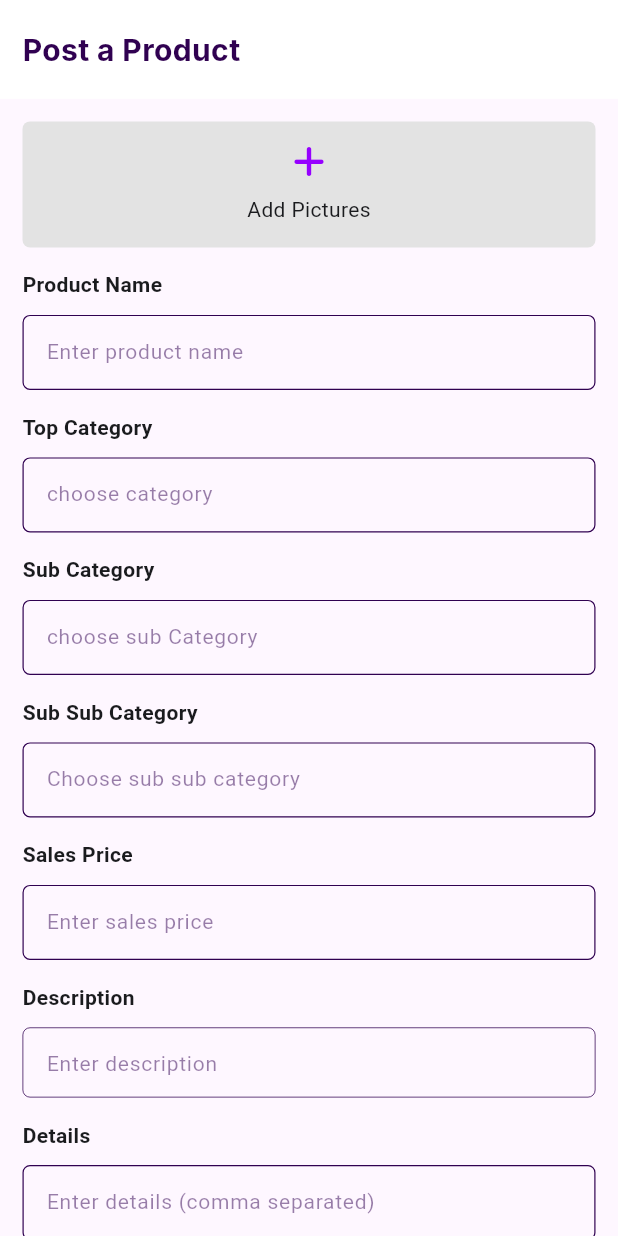
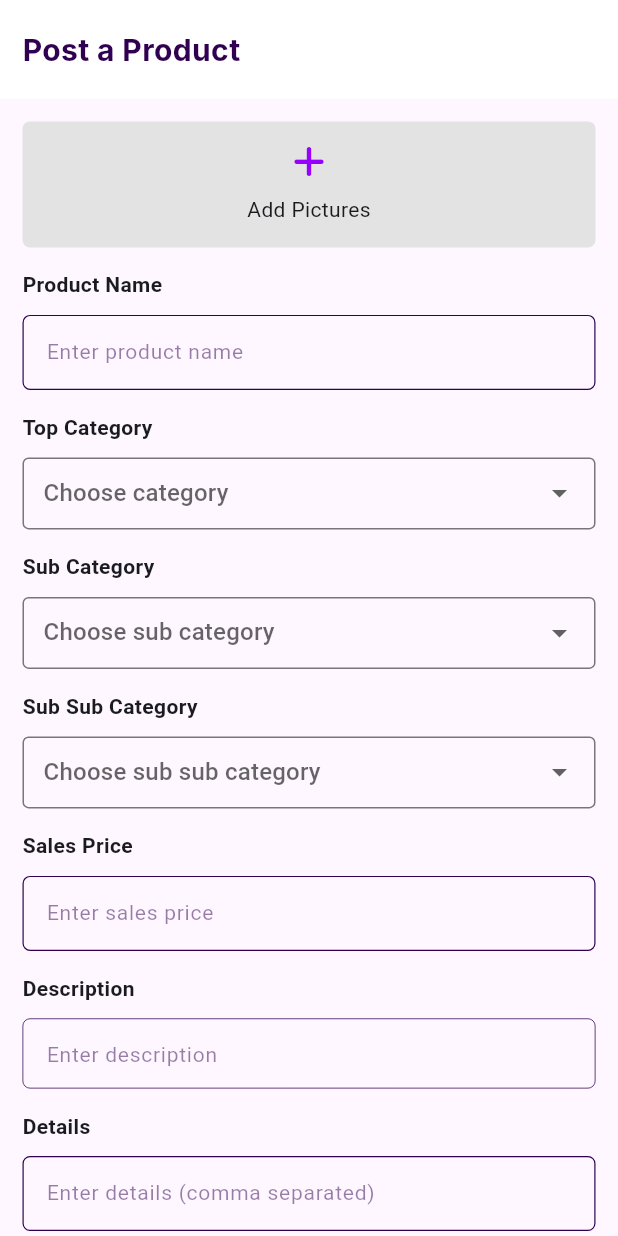
Before and after one commit to Ebenezerkifle/marchant, a Flutter app: the PostView screen opened by its route, on a phone screen of 412 x 824 dp. Run offline on Flutter 3.47's test engine with Material 3 defaults, Android fonts, the light colour scheme and no system bars; our stand-ins replace font_awesome_flutter, shared_preferences, stacked, stacked_services, stacked_shared; accounts and stored records are empty; Roboto replaces fonts that are missing (Inter).

Commit message:
updating manufacturors on postview

```diff
--- a/lib/ui/views/manufacturer/manu_home/manu_home_view.dart
+++ b/lib/ui/views/manufacturer/manu_home/manu_home_view.dart
@@ -7,7 +7,7 @@ import 'package:stacked/stacked.dart';
 import 'manu_home_viewmodel.dart';
 
 class ManuHomeView extends StackedView<ManuHomeViewModel> {
-  const ManuHomeView({Key? key}) : super(key: key);
+  const ManuHomeView({super.key});
 
   @override
   Widget builder(
--- a/lib/ui/views/manufacturer/post/post_view.dart
+++ b/lib/ui/views/manufacturer/post/post_view.dart
@@ -1,133 +1,3 @@
-// import 'package:flutter/material.dart';
-// import 'package:font_awesome_flutter/font_awesome_flutter.dart';
-// import 'package:marchant/ui/common/app_colors.dart';
-// import 'package:marchant/ui/common/app_text_style.dart';
-// import 'package:marchant/ui/common/ui_helpers.dart';
-// import 'package:marchant/ui/views/widgets/custome_button.dart';
-// import 'package:marchant/ui/views/widgets/custome_form_field.dart';
-// import 'package:marchant/ui/views/widgets/input_field.dart';
-// import 'package:stacked/stacked.dart';
-
-// import '../../widgets/custome_app_bar.dart';
-// import 'post_viewmodel.dart';
-
-// class PostView extends StackedView<PostViewModel> {
-//   const PostView({Key? key}) : super(key: key);
-
-//   @override
-//   Widget builder(
-//     BuildContext context,
-//     PostViewModel viewModel,
-//     Widget? child,
-//   ) {
-//     return Scaffold(
-//         body: SafeArea(
-//       top: true,
-//       child: Column(
-//         children: [
-//           CustomeAppBar(title: 'Post a Product', back: false),
-//           Expanded(
-//             child: SingleChildScrollView(
-//               child: Padding(
-//                 padding: const EdgeInsets.symmetric(horizontal: middleSize),
-//                 child: Column(
-//                   children: [
-//                     verticalSpaceMiddle,
-//                     Container(
-//                       //height: screenWidth(context) * .25,
-//                       padding: const EdgeInsets.symmetric(vertical: middleSize),
-//                       width: double.infinity,
-//                       decoration: BoxDecoration(
-//                         borderRadius: BorderRadius.circular(5),
-//                         color: kcVeryLightGrey,
-//                       ),
-//                       child: const Column(
-//                         crossAxisAlignment: CrossAxisAlignment.center,
-//                         mainAxisAlignment: MainAxisAlignment.center,
-//                         children: [
-//                           Icon(
-//                             FontAwesomeIcons.plus,
-//                             color: kcPrimaryColor,
-//                           ),
-//                           verticalSpaceSmall,
-//                           Text(
-//                             'Add Pictures',
-//                             style: AppTextStyle.h4Normal,
-//                           )
-//                         ],
-//                       ),
-//                     ),
-//                     verticalSpaceMiddle,
-//                     CustomeFormField(
-//                       title: 'Product title',
-//                       widget: InputField(
-//                         controller: viewModel.titleController,
-//                         hint: viewModel.titleHint,
-//                       ),
-//                     ),
-//                     verticalSpaceMiddle,
-//                     CustomeFormField(
-//                       title: 'Product description',
-//                       widget: InputField(
-//                         controller: viewModel.descriptionController,
-//                         hint: viewModel.descriptionHint,
-//                         extendable: true,
-//                         charLength: 1000,
-//                         height: 50,
-//                       ),
-//                     ),
-//                     verticalSpaceMiddle,
-//                     CustomeFormField(
-//                       title: 'Some details',
-//                       widget: InputField(
-//                         controller: viewModel.detailsController,
-//                         hint: viewModel.detailsHint,
-//                       ),
-//                     ),
-//                     verticalSpaceMiddle,
-//                     CustomeFormField(
-//                       title: 'Price per item',
-//                       widget: InputField(
-//                         controller: viewModel.priceController,
-//                         hint: viewModel.priceHint,
-//                       ),
-//                     ),
-//                     verticalSpaceMiddle,
-//                     CustomeFormField(
-//                       title: 'Product Category',
-//                       widget: InputField(
-//                         controller: viewModel.priceController,
-//                         hint: viewModel.priceHint,
-//                       ),
-//                     ),
-//                     verticalSpaceLarge,
-//                     CustomeButton(
-//                       text: 'Submit',
-//                       onTap: () {},
-//                       width: double.infinity,
-//                     ),
-//                     verticalSpaceLarge,
-//                   ],
-//                 ),
-//               ),
-//             ),
-//           ),
-//         ],
-//       ),
-//     ));
-//   }
-
-//   @override
-//   PostViewModel viewModelBuilder(
-//     BuildContext context,
-//   ) =>
-//       PostViewModel();
-// }
-
-
-
-
-
 import 'package:flutter/material.dart';
 import 'package:font_awesome_flutter/font_awesome_flutter.dart';
 import 'package:marchant/ui/common/app_colors.dart';
@@ -137,7 +7,6 @@ import 'package:marchant/ui/views/widgets/custome_button.dart';
 import 'package:marchant/ui/views/widgets/custome_form_field.dart';
 import 'package:marchant/ui/views/widgets/input_field.dart';
 import 'package:stacked/stacked.dart';
-
 import '../../widgets/custome_app_bar.dart';
 import 'post_viewmodel.dart';
 
@@ -198,25 +67,58 @@ class PostView extends StackedView<PostViewModel> {
                     verticalSpaceMiddle,
                     CustomeFormField(
                       title: 'Top Category',
-                      widget: InputField(
-                        controller: viewModel.categoryIdController,
-                        hint: 'choose category',
+                      widget: DropdownButtonFormField<String>(
+                        value: viewModel.selectedCategory,
+                        hint: Text('Choose category'),
+                        onChanged: viewModel.onCategoryChanged,
+                        items: viewModel.categories.map((String category) {
+                          return DropdownMenuItem<String>(
+                            value: category,
+                            child: Text(category),
+                          );
+                        }).toList(),
+                        decoration: InputDecoration(
+                          border: OutlineInputBorder(),
+                          contentPadding: EdgeInsets.symmetric(horizontal: 10),
+                        ),
                       ),
                     ),
                     verticalSpaceMiddle,
                     CustomeFormField(
                       title: 'Sub Category',
-                      widget: InputField(
-                        controller: viewModel.subCategoryIdController,
-                        hint: 'choose sub Category',
+                      widget: DropdownButtonFormField<String>(
+                        value: viewModel.selectedSubCategory,
+                        hint: Text('Choose sub category'),
+                        onChanged: viewModel.onSubCategoryChanged,
+                        items: viewModel.subCategories.map((String subCategory) {
+                          return DropdownMenuItem<String>(
+                            value: subCategory,
+                            child: Text(subCategory),
+                          );
+                        }).toList(),
+                        decoration: InputDecoration(
+                          border: OutlineInputBorder(),
+                          contentPadding: EdgeInsets.symmetric(horizontal: 10),
+                        ),
                       ),
                     ),
                     verticalSpaceMiddle,
                     CustomeFormField(
                       title: 'Sub Sub Category',
-                      widget: InputField(
-                        controller: viewModel.subSubCategoryIdController,
-                        hint: 'Choose sub sub category',
+                      widget: DropdownButtonFormField<String>(
+                        value: viewModel.selectedSubSubCategory,
+                        hint: Text('Choose sub sub category'),
+                        onChanged: viewModel.onSubSubCategoryChanged,
+                        items: viewModel.subSubCategories.map((String subSubCategory) {
+                          return DropdownMenuItem<String>(
+                            value: subSubCategory,
+                            child: Text(subSubCategory),
+                          );
+                        }).toList(),
+                        decoration: InputDecoration(
+                          border: OutlineInputBorder(),
+                          contentPadding: EdgeInsets.symmetric(horizontal: 10),
+                        ),
                       ),
                     ),
                     verticalSpaceMiddle,
--- a/lib/ui/views/manufacturer/post/post_viewmodel.dart
+++ b/lib/ui/views/manufacturer/post/post_viewmodel.dart
@@ -1,28 +1,9 @@
-// import 'package:flutter/material.dart';
-// import 'package:stacked/stacked.dart';
-
-// class PostViewModel extends BaseViewModel {
-//   TextEditingController titleController = TextEditingController();
-//   TextEditingController descriptionController = TextEditingController();
-//   TextEditingController detailsController = TextEditingController();
-//   TextEditingController priceController = TextEditingController();
-//   TextEditingController categoryController = TextEditingController();
-//   String get titleHint => 'iPhone 14 Pro Max';
-//   String get descriptionHint => 'New iphone with elegant view...';
-//   String get detailsHint => '256 GB';
-//   String get priceHint => '84,000 ETB';
-//   String get categoryHint => 'Electronics';
-// }
-
-
-
-
 import 'package:flutter/material.dart';
 import 'package:stacked/stacked.dart';
 
 class PostViewModel extends BaseViewModel {
+  // Controllers for text fields
   TextEditingController productNameController = TextEditingController();
-  TextEditingController productImageController = TextEditingController();
   TextEditingController categoryIdController = TextEditingController();
   TextEditingController subCategoryIdController = TextEditingController();
   TextEditingController subSubCategoryIdController = TextEditingController();
@@ -34,5 +15,32 @@ class PostViewModel extends BaseViewModel {
   TextEditingController addressController = TextEditingController();
   TextEditingController tinController = TextEditingController();
 
-  // Define any necessary logic for form submission here
+  // Dropdown options and selected values
+  List<String> categories = ['Category 1', 'Category 2', 'Category 3'];
+  List<String> subCategories = ['Sub Category 1', 'Sub Category 2', 'Sub Category 3'];
+  List<String> subSubCategories = ['Sub Sub Category 1', 'Sub Sub Category 2', 'Sub Sub Category 3'];
+
+  String? selectedCategory;
+  String? selectedSubCategory;
+  String? selectedSubSubCategory;
+
+  // Method to handle dropdown changes
+  void onCategoryChanged(String? newValue) {
+    selectedCategory = newValue;
+    notifyListeners();
+  }
+
+  void onSubCategoryChanged(String? newValue) {
+    selectedSubCategory = newValue;
+    notifyListeners();
+  }
+
+  void onSubSubCategoryChanged(String? newValue) {
+    selectedSubSubCategory = newValue;
+    notifyListeners();
+  }
+
+  void onPostProduct() {
+    // Handle post product logic here
+  }
 }
```
